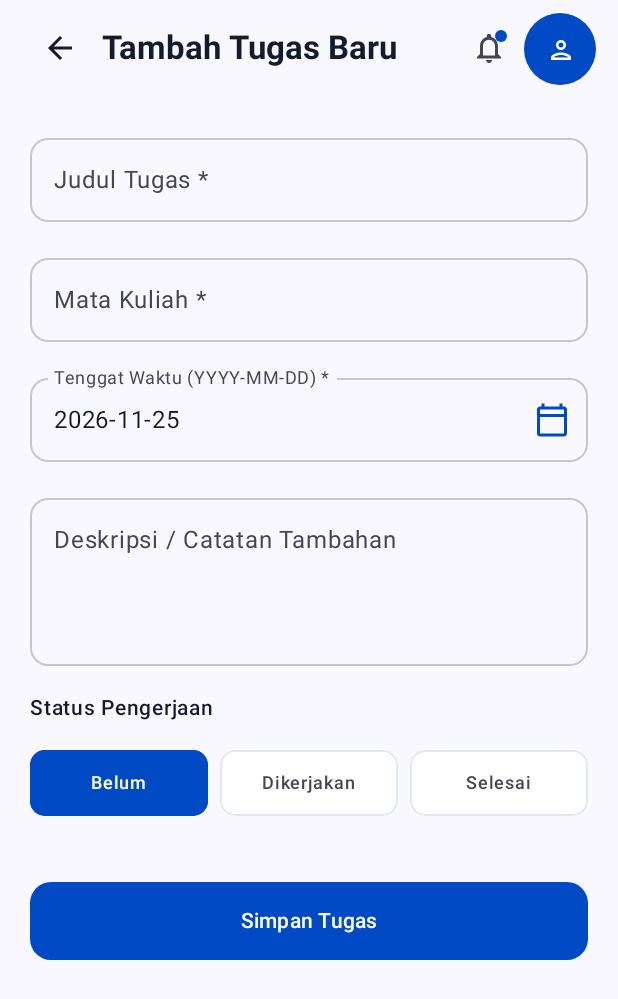
After one commit to setyawannn/student-life-app, an Android app built with Jetpack Compose: the composable TaskFormScreen shown on its own in the app's theme, on a phone screen of 412 x 824 dp. The commit adds this screen. Shown: the top 999 px of the screen. Run offline under Robolectric (Android 15) with nearby library versions, the phone set to English and light mode, and no system bars.

Commit message:
feat(task): implement complete CRUD screens and navigation for task feature

```diff
--- a/app/src/main/java/com/example/student_life_app/features/task/data/repository/TaskRepository.kt
+++ b/app/src/main/java/com/example/student_life_app/features/task/data/repository/TaskRepository.kt
@@ -7,7 +7,9 @@ import kotlinx.coroutines.flow.Flow
 
 interface TaskRepository {
     fun getTasks(userId: String): Flow<Resource<List<Task>>>
+    suspend fun getTaskById(taskId: String): Resource<Task?>
     suspend fun createTask(task: Task): Resource<Unit>
+    suspend fun updateTask(task: Task): Resource<Unit>
     suspend fun updateTaskStatus(taskId: String, status: TaskStatus): Resource<Unit>
     suspend fun deleteTask(taskId: String): Resource<Unit>
 }
--- a/app/src/main/java/com/example/student_life_app/features/task/ui/TaskListScreen.kt
+++ b/app/src/main/java/com/example/student_life_app/features/task/ui/TaskListScreen.kt
@@ -56,6 +56,9 @@ import com.example.student_life_app.ui.theme.SurfaceCard
 import com.example.student_life_app.ui.theme.TextMuted
 import com.example.student_life_app.ui.theme.TextPrimary
 import com.example.student_life_app.ui.theme.TextSecondary
+import androidx.compose.foundation.background
+import androidx.compose.foundation.border
+import androidx.compose.foundation.clickable
 
 /**
  * Screen Manajemen Tugas dengan arsitektur MVVM murni.
@@ -68,6 +71,8 @@ fun TaskListScreen(
     onNavigateToCreate: () -> Unit = {}
 ) {
     val uiState by viewModel.uiState.collectAsStateWithLifecycle()
+    androidx.compose.runtime.LaunchedEffect(Unit) {
+        viewModel.loadTasks()}
 
     StudentLifeScaffold(
         topBar = {
--- /dev/null
+++ b/app/src/main/java/com/example/student_life_app/features/task/ui/components/TaskFormScreen.kt
@@ -0,0 +1,251 @@
+package com.example.student_life_app.features.task.ui
+
+import androidx.compose.foundation.background
+import androidx.compose.foundation.border
+import androidx.compose.foundation.clickable
+import androidx.compose.foundation.layout.*
+import androidx.compose.foundation.rememberScrollState
+import androidx.compose.foundation.shape.RoundedCornerShape
+import androidx.compose.foundation.verticalScroll
+import androidx.compose.material.icons.Icons
+import androidx.compose.material.icons.outlined.CalendarToday
+import androidx.compose.material.icons.outlined.CheckCircle
+import androidx.compose.material3.*
+import androidx.compose.runtime.*
+import androidx.compose.ui.Alignment
+import androidx.compose.ui.Modifier
+import androidx.compose.ui.draw.clip
+import androidx.compose.ui.graphics.Color
+import androidx.compose.ui.text.font.FontWeight
+import androidx.compose.ui.unit.dp
+import androidx.compose.ui.unit.sp
+import androidx.lifecycle.compose.collectAsStateWithLifecycle
+import androidx.lifecycle.viewmodel.compose.viewModel
+import com.example.student_life_app.core.designsystem.components.StudentLifeHeader
+import com.example.student_life_app.core.designsystem.components.StudentLifeScaffold
+import com.example.student_life_app.features.task.controller.TaskViewModel
+import com.example.student_life_app.features.task.model.TaskStatus
+import com.example.student_life_app.ui.theme.*
+import java.text.SimpleDateFormat
+import java.util.Date
+import java.util.Locale
+
+@OptIn(ExperimentalMaterial3Api::class)
+@Composable
+fun TaskFormScreen(
+    taskId: String? = null,
+    viewModel: TaskViewModel = viewModel(),
+    onNavigateBack: () -> Unit
+) {
+    val isEditMode = !taskId.isNullOrBlank()
+    val uiState by viewModel.uiState.collectAsStateWithLifecycle()
+
+    var title by remember { mutableStateOf("") }
+    var courseName by remember { mutableStateOf("") }
+    var description by remember { mutableStateOf("") }
+    var dueDate by remember { mutableStateOf("2026-11-25") }
+    var status by remember { mutableStateOf(TaskStatus.TODO) }
+    var showDatePicker by remember { mutableStateOf(false) }
+    var isInitialized by remember { mutableStateOf(false) }
+
+    LaunchedEffect(taskId) {
+        viewModel.clearError()
+        if (isEditMode && taskId != null) {
+            viewModel.loadTaskDetail(taskId)
+        }
+    }
+
+    LaunchedEffect(uiState.selectedTask, isEditMode) {
+        val existing = uiState.selectedTask
+        if (isEditMode && existing != null && existing.id == taskId && !isInitialized) {
+            title = existing.title
+            courseName = existing.courseName
+            description = existing.description ?: ""
+            dueDate = existing.dueDate
+            status = existing.status
+            isInitialized = true
+        }
+    }
+
+    if (showDatePicker) {
+        val datePickerState = rememberDatePickerState()
+        DatePickerDialog(
+            onDismissRequest = { showDatePicker = false },
+            confirmButton = {
+                TextButton(
+                    onClick = {
+                        datePickerState.selectedDateMillis?.let { millis ->
+                            val formatter = SimpleDateFormat("yyyy-MM-dd", Locale.getDefault())
+                            dueDate = formatter.format(Date(millis))
+                        }
+                        showDatePicker = false
+                    }
+                ) {
+                    Text("Pilih", color = PrimaryBlue, fontWeight = FontWeight.SemiBold)
+                }
+            },
+            dismissButton = {
+                TextButton(onClick = { showDatePicker = false }) {
+                    Text("Batal", color = TextSecondary)
+                }
+            }
+        ) {
+            DatePicker(state = datePickerState)
+        }
+    }
+
+    StudentLifeScaffold(
+        topBar = {
+            StudentLifeHeader(
+                title = if (isEditMode) "Ubah Tugas" else "Tambah Tugas Baru",
+                badgeIcon = Icons.Outlined.CheckCircle,
+                showBackButton = true,
+                onBackClick = onNavigateBack
+            )
+        }
+    ) { innerPadding ->
+        Column(
+            modifier = Modifier
+                .fillMaxSize()
+                .padding(innerPadding)
+                .verticalScroll(rememberScrollState())
+                .padding(20.dp),
+            verticalArrangement = Arrangement.spacedBy(16.dp)
+        ) {
+            if (uiState.errorMessage != null) {
+                Box(
+                    modifier = Modifier
+                        .fillMaxWidth()
+                        .clip(RoundedCornerShape(12.dp))
+                        .background(Color(0xFFFFDAD6))
+                        .padding(12.dp)
+                ) {
+                    Text(
+                        text = uiState.errorMessage ?: "",
+                        color = Color(0xFF93000A),
+                        fontSize = 13.sp
+                    )
+                }
+            }
+
+            OutlinedTextField(
+                value = title,
+                onValueChange = { title = it },
+                label = { Text("Judul Tugas *") },
+                placeholder = { Text("Contoh: Laporan Praktikum Modul 4") },
+                modifier = Modifier.fillMaxWidth(),
+                shape = RoundedCornerShape(12.dp),
+                singleLine = true
+            )
+
+            OutlinedTextField(
+                value = courseName,
+                onValueChange = { courseName = it },
+                label = { Text("Mata Kuliah *") },
+                placeholder = { Text("Contoh: Pemrograman Mobile") },
+                modifier = Modifier.fillMaxWidth(),
+                shape = RoundedCornerShape(12.dp),
+                singleLine = true
+            )
+
+            // Pemilih Tanggal Deadline
+            OutlinedTextField(
+                value = dueDate,
+                onValueChange = { dueDate = it },
+                label = { Text("Tenggat Waktu (YYYY-MM-DD) *") },
+                modifier = Modifier.fillMaxWidth(),
+                shape = RoundedCornerShape(12.dp),
+                readOnly = true,
+                trailingIcon = {
+                    IconButton(onClick = { showDatePicker = true }) {
+                        Icon(
+                            imageVector = Icons.Outlined.CalendarToday,
+                            contentDescription = "Pilih Tanggal",
+                            tint = PrimaryBlue
+                        )
+                    }
+                }
+            )
+
+            OutlinedTextField(
+                value = description,
+                onValueChange = { description = it },
+                label = { Text("Deskripsi / Catatan Tambahan") },
+                placeholder = { Text("Rincian ketentuan tugas...") },
+                modifier = Modifier
+                    .fillMaxWidth()
+                    .height(120.dp),
+                shape = RoundedCornerShape(12.dp)
+            )
+
+            // Pilihan Status Tugas
+            Text(
+                text = "Status Pengerjaan",
+                fontSize = 14.sp,
+                fontWeight = FontWeight.SemiBold,
+                color = TextPrimary
+            )
+            Row(
+                modifier = Modifier.fillMaxWidth(),
+                horizontalArrangement = Arrangement.spacedBy(8.dp)
+            ) {
+                TaskStatus.entries.forEach { option ->
+                    val isSelected = status == option
+                    val label = when (option) {
+                        TaskStatus.TODO -> "Belum"
+                        TaskStatus.IN_PROGRESS -> "Dikerjakan"
+                        TaskStatus.COMPLETED -> "Selesai"
+                    }
+                    Box(
+                        modifier = Modifier
+                            .weight(1f)
+                            .clip(RoundedCornerShape(10.dp))
+                            .background(if (isSelected) PrimaryBlue else SurfaceCard)
+                            .border(
+                                1.dp,
+                                if (isSelected) PrimaryBlue else BorderOutlineVariant,
+                                RoundedCornerShape(10.dp)
+                            )
+                            .clickable { status = option }
+                            .padding(vertical = 10.dp),
+                        contentAlignment = Alignment.Center
+                    ) {
+                        Text(
+                            text = label,
+                            fontSize = 12.sp,
+                            fontWeight = FontWeight.SemiBold,
+                            color = if (isSelected) Color.White else TextSecondary
+                        )
+                    }
+                }
+            }
+
+            Spacer(modifier = Modifier.height(12.dp))
+
+            Button(
+                onClick = {
+                    viewModel.saveTask(
+                        taskId = taskId,
+                        title = title,
+                        courseName = courseName,
+                        description = description,
+                        dueDate = dueDate,
+                        status = status,
+                        onSuccess = onNavigateBack
+                    )
+                },
+                modifier = Modifier
+                    .fillMaxWidth()
+                    .height(52.dp),
+                shape = RoundedCornerShape(14.dp),
+                colors = ButtonDefaults.buttonColors(containerColor = PrimaryBlue)
+            ) {
+                Text(
+                    text = if (isEditMode) "Simpan Perubahan" else "Simpan Tugas",
+                    color = Color.White,
+                    fontWeight = FontWeight.SemiBold
+                )
+            }
+        }
+    }
+}
```
Also changed, not shown: app/src/main/java/com/example/student_life_app/core/navigation/AppNavigation.kt (+45 -2 lines), app/src/main/java/com/example/student_life_app/features/task/controller/TaskViewModel.kt (+85 -5 lines), app/src/main/java/com/example/student_life_app/features/task/data/repository/FakeTaskRepository.kt (+20 -8 lines), app/src/main/java/com/example/student_life_app/features/task/ui/components/TaskDetailScreen.kt (added, +267 -0 lines).
